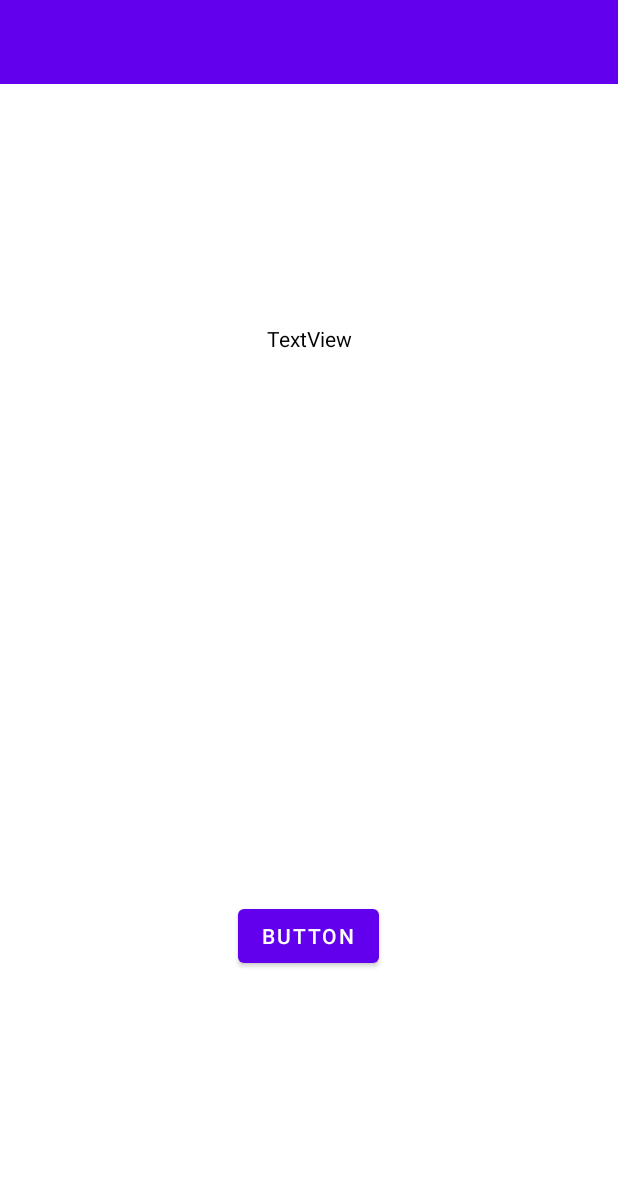
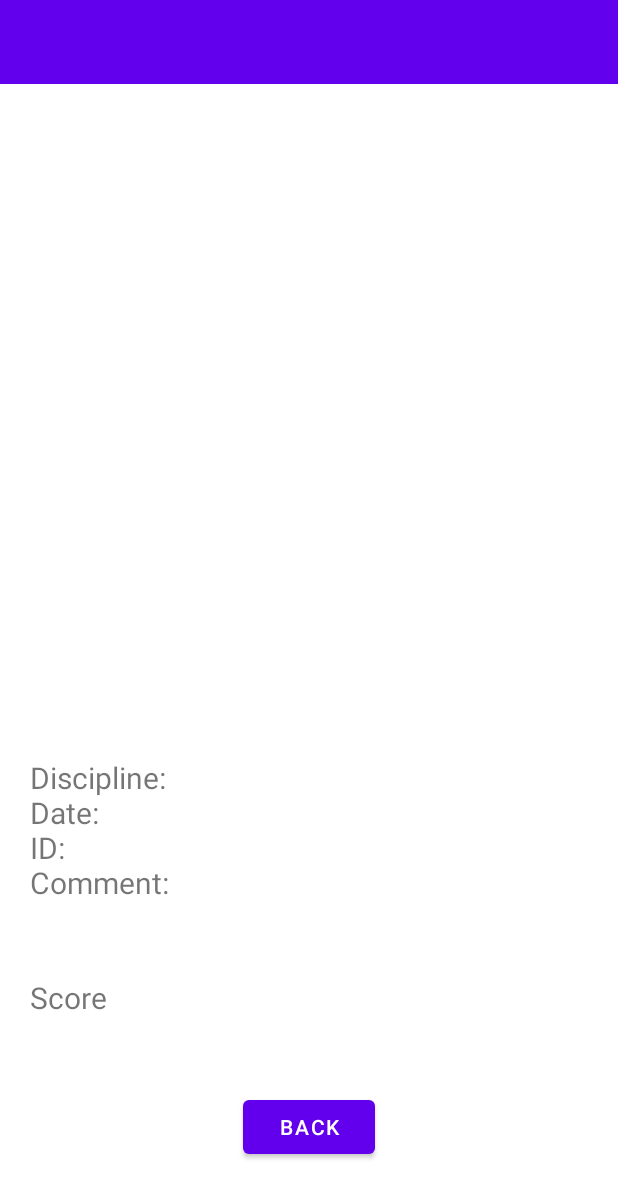
Before and after one commit to Wu-Junchao/TargetScanApp, an Android app: the layout activity_rocord_detail.xml on its own in the app's theme, with its tools: preview values and no code run, on a phone screen of 412 x 824 dp. Shown: the top 1198 px of the screen. Run offline under Robolectric (Android 15) with nearby library versions, the light colour scheme and no system bars.

Commit message:
add binding to main activity and record details

```diff
--- a/app/src/main/java/com/example/targetscan/PhotoProcess.kt
+++ b/app/src/main/java/com/example/targetscan/PhotoProcess.kt
@@ -55,6 +55,7 @@ class PhotoProcess : AppCompatActivity() {
         else{
             val intent = Intent(this,FillInformation::class.java)
             startActivity(intent)
+            finish()
         }
 
         binding.confirmEditedResult.setOnClickListener {
--- a/app/src/main/java/com/example/targetscan/TakePhoto1.kt
+++ b/app/src/main/java/com/example/targetscan/TakePhoto1.kt
@@ -26,7 +26,7 @@ class TakePhoto1 : AppCompatActivity() {
     val takePhoto =1
     lateinit var imageUri : Uri
     lateinit var outputImage: File
-    lateinit var myDateList:MutableList<String>
+    lateinit var discplineList:MutableList<String>
     var nextID=1
 
     private fun dateFormat(year:Int, month: Int, day:Int):String{
@@ -67,13 +67,13 @@ class TakePhoto1 : AppCompatActivity() {
         setSupportActionBar(binding.toolbar2)
         supportActionBar?.title = "Add new record";
 
-        myDateList = mutableListOf<String>("Rifle shoot","Test")
+        discplineList = mutableListOf<String>("Rifle shoot","Test")
         val index = intent.getIntExtra("index",0)
         val year =intent.getIntExtra("year",2023)
         val month = intent.getIntExtra("month",1)
         val day = intent.getIntExtra("day",1)
         val comment = intent.getStringExtra("comment")
-        binding.info1.text="Discipline: ${myDateList[index]}"
+        binding.info1.text="Discipline: ${discplineList[index]}"
         binding.info2.text="Date: $year.$month.$day"
         binding.info3.text = "Comment: $comment"
         val concatDate = "$index${dateFormat(year,month,day)}"
--- a/app/src/main/res/layout/activity_rocord_detail.xml
+++ b/app/src/main/res/layout/activity_rocord_detail.xml
@@ -14,26 +14,50 @@
         app:layout_constraintTop_toTopOf="parent"
         />
 
+    <ImageView
+        android:layout_width="match_parent"
+        android:layout_height="400dp"
+        android:layout_gravity="center_horizontal"
+        android:id="@+id/image_detail"
+        app:layout_constraintTop_toBottomOf="@id/toolbar_recordDetail"
+        app:layout_constraintStart_toStartOf="parent"
+        app:layout_constraintEnd_toEndOf="parent"/>
+
     <TextView
-        android:id="@+id/shootID"
+        android:id="@+id/InformationCollect"
+        android:layout_width="match_parent"
+        android:layout_height="wrap_content"
+        android:text="Discipline:\nDate:\nID:\nComment:"
+        android:textSize="20dp"
+        android:layout_marginLeft="20dp"
+        android:layout_marginRight="20dp"
+        app:layout_constraintBottom_toTopOf="@id/ScoreCollect"
+        app:layout_constraintEnd_toEndOf="parent"
+        app:layout_constraintStart_toStartOf="parent"
+        app:layout_constraintTop_toBottomOf="@id/image_detail" />
+
+    <TextView
+        android:layout_width="match_parent"
+        android:layout_height="wrap_content"
+        android:id="@+id/ScoreCollect"
+        android:textSize="20dp"
+        android:text="Score"
+        android:layout_marginLeft="20dp"
+        android:layout_marginRight="20dp"
+        app:layout_constraintStart_toStartOf="parent"
+        app:layout_constraintEnd_toEndOf="parent"
+        app:layout_constraintTop_toBottomOf="@id/InformationCollect"
+        app:layout_constraintBottom_toTopOf="@id/backButton"/>
+
+
+
+    <Button
+        android:id="@+id/backButton"
         android:layout_width="wrap_content"
         android:layout_height="wrap_content"
-        android:layout_marginBottom="149dp"
-        android:text="TextView"
-        android:textColor="@color/black"
-        app:layout_constraintBottom_toTopOf="@+id/button"
-        app:layout_constraintEnd_toEndOf="parent"
-        app:layout_constraintStart_toStartOf="parent"
-        app:layout_constraintTop_toTopOf="parent" />
-
-    <Button
-        android:id="@+id/button"
-        android:layout_width="wrap_content"
-        android:layout_height="wrap_content"
-        android:layout_marginBottom="176dp"
-        android:text="Button"
+        android:text="Back"
+        app:layout_constraintTop_toBottomOf="@id/ScoreCollect"
         app:layout_constraintBottom_toBottomOf="parent"
         app:layout_constraintEnd_toEndOf="parent"
-        app:layout_constraintHorizontal_bias="0.498"
         app:layout_constraintStart_toStartOf="parent" />
 </androidx.constraintlayout.widget.ConstraintLayout>
```
Also changed, not shown: app/src/main/java/com/example/targetscan/RecordDetail.kt (+59 -4 lines), app/src/main/res/layout/activity_photo_process.xml (+56 -56 lines).
